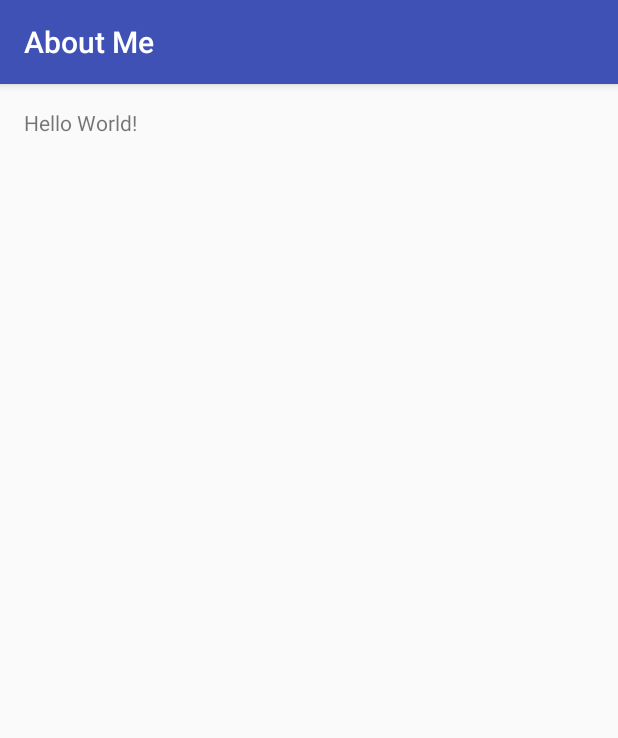
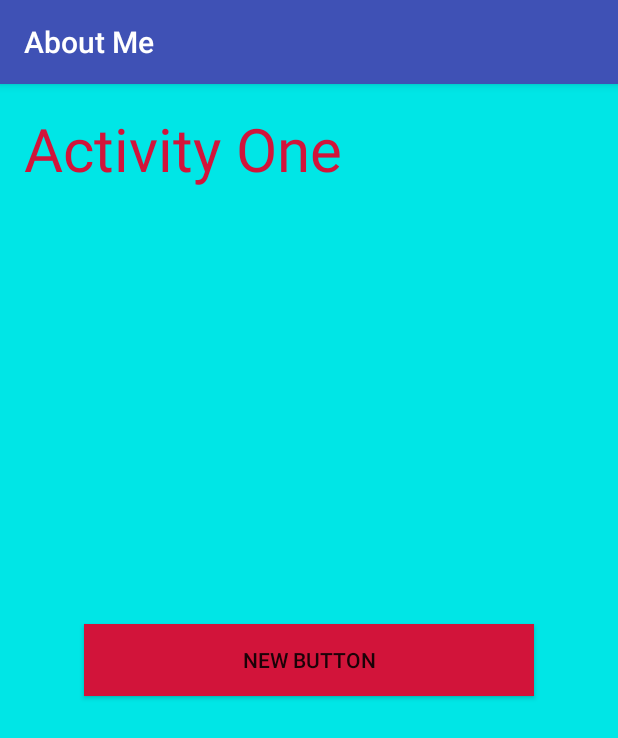
Before and after one commit to Elsis-Sitati/about_me, an Android app: the screen it shows after launch (MainActivity), on a phone screen of 412 x 824 dp. Shown: the top 738 px of the screen. Run offline under Robolectric (Android 15) with nearby library versions, the phone set to English and light mode, and no system bars.

Commit message:
made activities

```diff
--- a/app/src/main/res/layout/activity_main.xml
+++ b/app/src/main/res/layout/activity_main.xml
@@ -8,10 +8,23 @@
     android:paddingRight="@dimen/activity_horizontal_margin"
     android:paddingTop="@dimen/activity_vertical_margin"
     android:paddingBottom="@dimen/activity_vertical_margin"
-    tools:context="com.example.elsis.aboutme.MainActivity">
+    tools:context="com.example.elsis.aboutme.MainActivity"
+    android:background="#00e6e6">
 
     <TextView
-        android:text="Hello World!"
+        android:text="@string/activity1"
+        android:id="@+id/textView"
         android:layout_width="wrap_content"
-        android:layout_height="wrap_content" />
+        android:layout_height="wrap_content"
+        android:textSize="40sp"
+        android:textColor="#d2143a" />
+
+    <Button
+        android:layout_width="300dp"
+        android:layout_height="wrap_content"
+        android:text="New Button"
+        android:id="@+id/button"
+        android:layout_centerVertical="true"
+        android:layout_centerHorizontal="true"
+        android:background="#d2143a" />
 </RelativeLayout>
--- a/app/src/main/res/values/strings.xml
+++ b/app/src/main/res/values/strings.xml
@@ -1,3 +1,6 @@
 <resources>
     <string name="app_name">About Me</string>
+    <string name="activity1">Activity One</string>
+    <string name="activity2">Activity Two</string>
+
 </resources>
```
Also changed, not shown: app/src/main/AndroidManifest.xml (+4 -3 lines), app/src/main/java/com/example/elsis/aboutme/Main2Activity.java (added, +13 -0 lines), app/src/main/res/layout/activity_main2.xml (added, +34 -0 lines).
